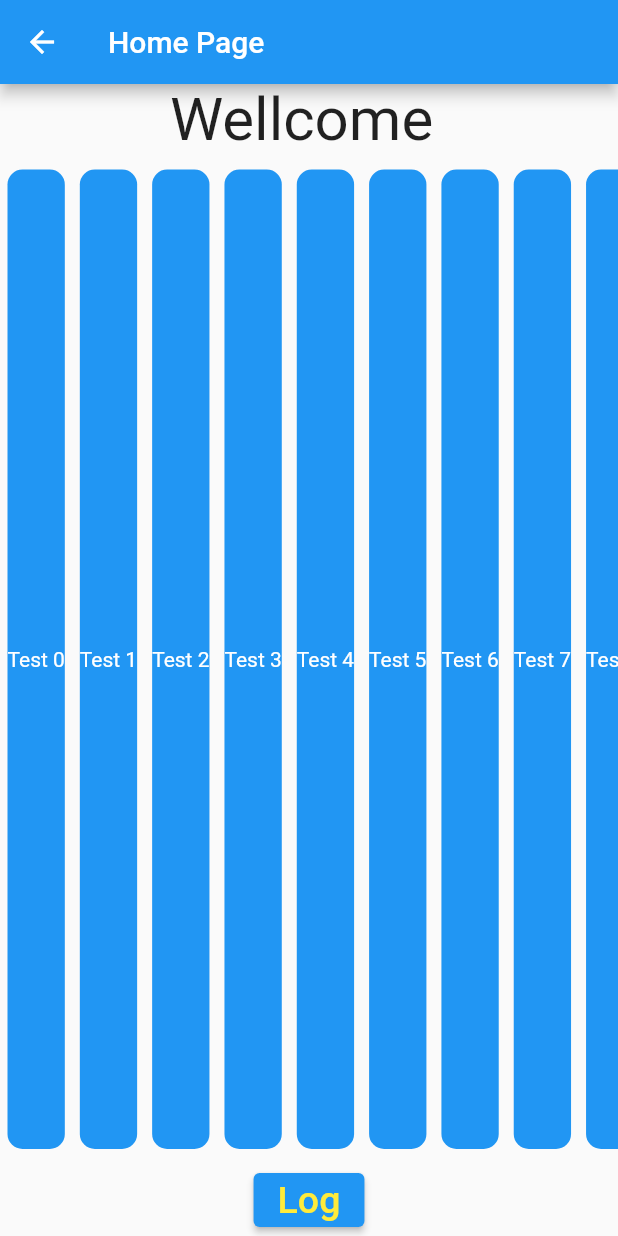
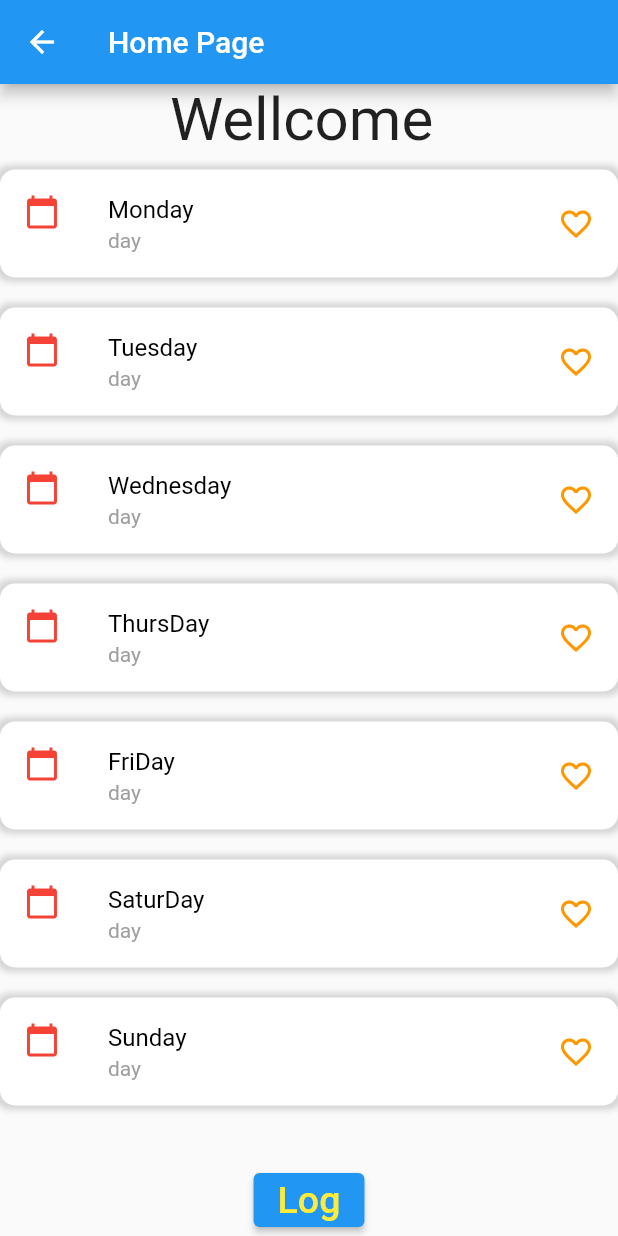
Before and after one commit to chalaniS/Franklin_Training, a Flutter app: the HomePage screen opened directly with empty values, on a phone screen of 412 x 824 dp. Run offline on Flutter 3.47's test engine with Material 2 defaults, Android fonts, the phone set to English and light mode, and no system bars; network calls fail.

Commit message:
Session3

```diff
--- a/lib/homepage.dart
+++ b/lib/homepage.dart
@@ -11,6 +11,16 @@ class HomePage extends StatefulWidget {
 }
 
 class _HomePageState extends State<HomePage> {
+  List<String> data = [
+    'Monday',
+    'Tuesday',
+    'Wednesday',
+    'ThursDay',
+    'FriDay',
+    'SaturDay',
+    'Sunday'
+  ];
+
   @override
   Widget build(BuildContext context) {
     return Scaffold(
@@ -29,30 +39,38 @@ class _HomePageState extends State<HomePage> {
                 ),
               ),
               Expanded(
-                child: ListView.separated(
-                  scrollDirection: Axis.horizontal,
-                  separatorBuilder: (context, index) {
-                    return Container(
-                      color: Colors.grey,
-                      height: 1,
-                    );
-                  },
-                  itemCount: 20,
+                child: ListView.builder(
+                  itemCount: data.length,
                   itemBuilder: (context, index) {
                     return Container(
-                      margin: const EdgeInsets.symmetric(
-                          vertical: 10, horizontal: 5),
-                      height: 50,
+                      margin: const EdgeInsets.symmetric(vertical: 10),
                       decoration: BoxDecoration(
+                        color: Colors.white,
                         borderRadius: BorderRadius.circular(10),
-                        color: Colors.blue,
+                        boxShadow: [
+                          BoxShadow(
+                            color: Colors.grey.withOpacity(0.4),
+                            spreadRadius: 3,
+                            blurRadius: 3,
+                          ),
+                        ],
                       ),
-                      child: Center(
-                        child: Text(
-                          'Test $index',
-                          style: const TextStyle(
-                            color: Colors.white,
-                          ),
+                      child: ListTile(
+                        leading: Icon(
+                          Icons.calendar_today,
+                          color: Colors.red,
+                        ),
+                        title: Text(
+                          data[index],
+                          style: TextStyle(color: Colors.black),
+                        ),
+                        subtitle: Text(
+                          'day',
+                          style: TextStyle(color: Colors.grey),
+                        ),
+                        trailing: Icon(
+                          Icons.favorite_outline_outlined,
+                          color: Colors.orange,
                         ),
                       ),
                     );
```
